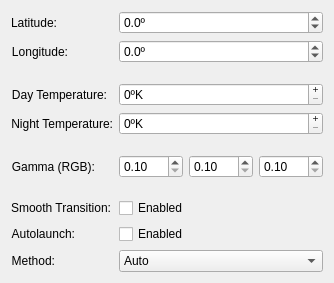
The window that applet/redshift.ui (simgunz/redshift-plasmoid) describes before a commit, drawn with Qt 5.
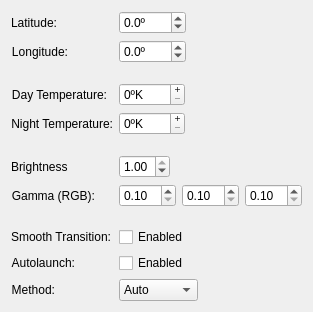
The same window after the commit. Custom widgets are drawn as their Qt base class.

Commit message: Missing functionality "brightness" added.

What changed in the file:
```diff
--- a/applet/redshift.ui
+++ b/applet/redshift.ui
@@ -6,14 +6,17 @@
    <rect>
     <x>0</x>
     <y>0</y>
-    <width>334</width>
-    <height>248</height>
+    <width>308</width>
+    <height>282</height>
    </rect>
   </property>
   <property name="windowTitle">
    <string/>
   </property>
   <layout class="QFormLayout" name="formLayout">
+   <property name="fieldGrowthPolicy">
+    <enum>QFormLayout::ExpandingFieldsGrow</enum>
+   </property>
    <item row="0" column="0">
     <widget class="QLabel" name="lbLatitude">
      <property name="locale">
@@ -204,7 +207,7 @@
      </property>
     </spacer>
    </item>
-   <item row="6" column="0">
+   <item row="7" column="0">
     <widget class="QLabel" name="lbGamma">
      <property name="toolTip">
       <string>Additional gamma correction (default is 1:1:1)</string>
@@ -217,7 +220,7 @@
      </property>
     </widget>
    </item>
-   <item row="6" column="1">
+   <item row="7" column="1">
     <layout class="QHBoxLayout" name="horizontalLayout">
      <item>
       <widget class="QDoubleSpinBox" name="kcfg_gammaR">
@@ -269,7 +272,7 @@
      </item>
     </layout>
    </item>
-   <item row="7" column="1">
+   <item row="8" column="1">
     <spacer name="verticalSpacer_4">
      <property name="orientation">
       <enum>Qt::Vertical</enum>
@@ -285,7 +288,7 @@
      </property>
     </spacer>
    </item>
-   <item row="8" column="0">
+   <item row="9" column="0">
     <widget class="QLabel" name="lbGamma_2">
      <property name="toolTip">
       <string>Additional gamma correction (default is 1:1:1)</string>
@@ -298,17 +301,7 @@
      </property>
     </widget>
    </item>
-   <item row="8" column="1">
-    <widget class="QCheckBox" name="kcfg_smooth">
-     <property name="toolTip">
-      <string/>
-     </property>
-     <property name="text">
-      <string>Enabled</string>
-     </property>
-    </widget>
-   </item>
-   <item row="9" column="0">
+   <item row="10" column="0">
     <widget class="QLabel" name="lbGamma_3">
      <property name="toolTip">
       <string>Additional gamma correction (default is 1:1:1)</string>
@@ -321,7 +314,7 @@
      </property>
     </widget>
    </item>
-   <item row="9" column="1">
+   <item row="10" column="1">
     <widget class="QCheckBox" name="kcfg_autolaunch">
      <property name="toolTip">
       <string/>
@@ -331,7 +324,7 @@
      </property>
     </widget>
    </item>
-   <item row="10" column="0">
+   <item row="11" column="0">
     <widget class="QLabel" name="lbMethod">
      <property name="toolTip">
       <string>Additional gamma correction (default is 1:1:1)</string>
@@ -344,7 +337,17 @@
      </property>
     </widget>
    </item>
-   <item row="10" column="1">
+   <item row="9" column="1">
+    <widget class="QCheckBox" name="kcfg_smooth">
+     <property name="toolTip">
+      <string/>
+     </property>
+     <property name="text">
+      <string>Enabled</string>
+     </property>
+    </widget>
+   </item>
+   <item row="11" column="1">
     <widget class="KComboBox" name="kcfg_method">
      <property name="toolTip">
       <string>Redshift color adjustment method. If Auto (randr) doesn't work try vidmode</string>
@@ -366,6 +369,26 @@
      </item>
     </widget>
    </item>
+   <item row="6" column="0">
+    <widget class="QLabel" name="lbBrightness">
+     <property name="text">
+      <string>Brightness</string>
+     </property>
+    </widget>
+   </item>
+   <item row="6" column="1">
+    <widget class="QDoubleSpinBox" name="kcfg_brightness">
+     <property name="maximum">
+      <double>1.000000000000000</double>
+     </property>
+     <property name="singleStep">
+      <double>0.100000000000000</double>
+     </property>
+     <property name="value">
+      <double>1.000000000000000</double>
+     </property>
+    </widget>
+   </item>
   </layout>
  </widget>
  <customwidgets>
```
The commit also changes 3 other files.
